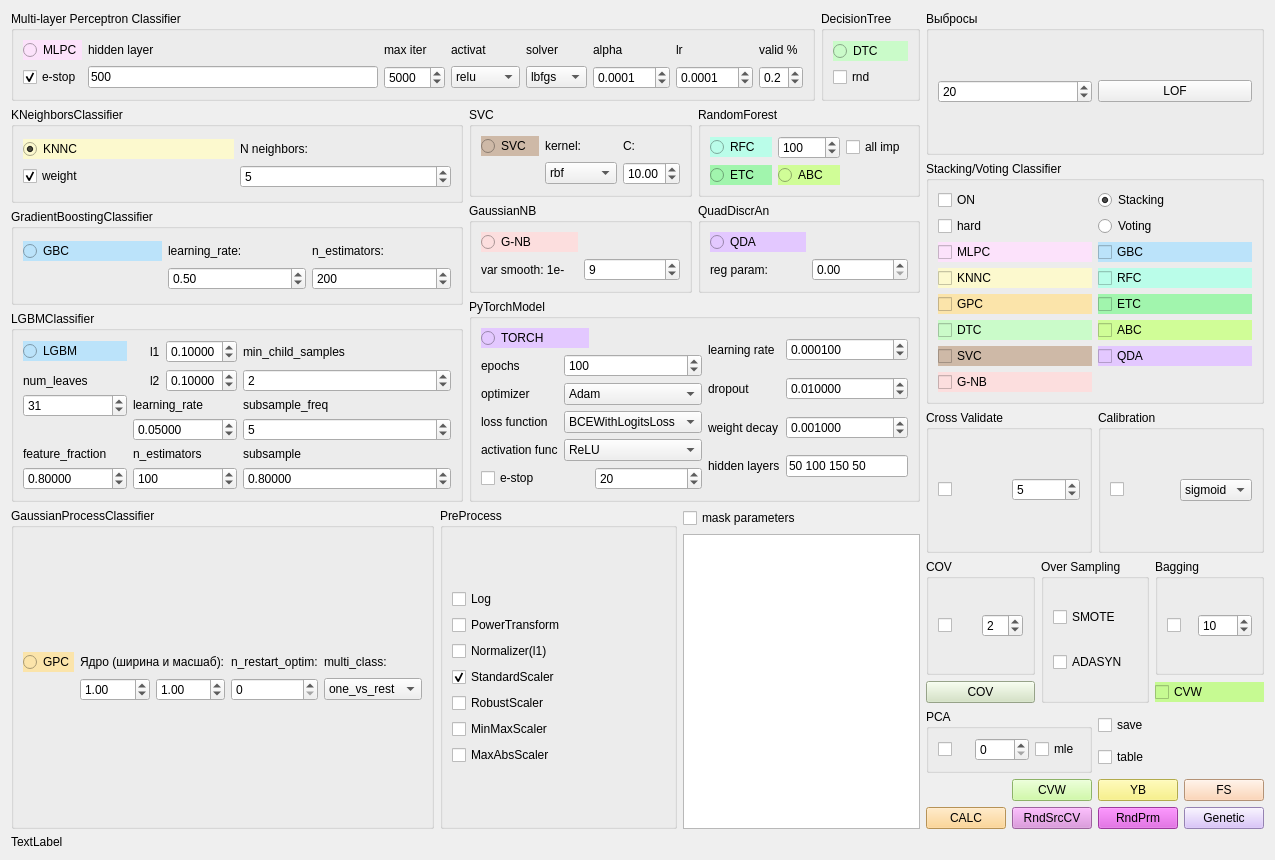
idergunoff/geovel_1.0, file qt/classifier_form.ui: the form before one commit.
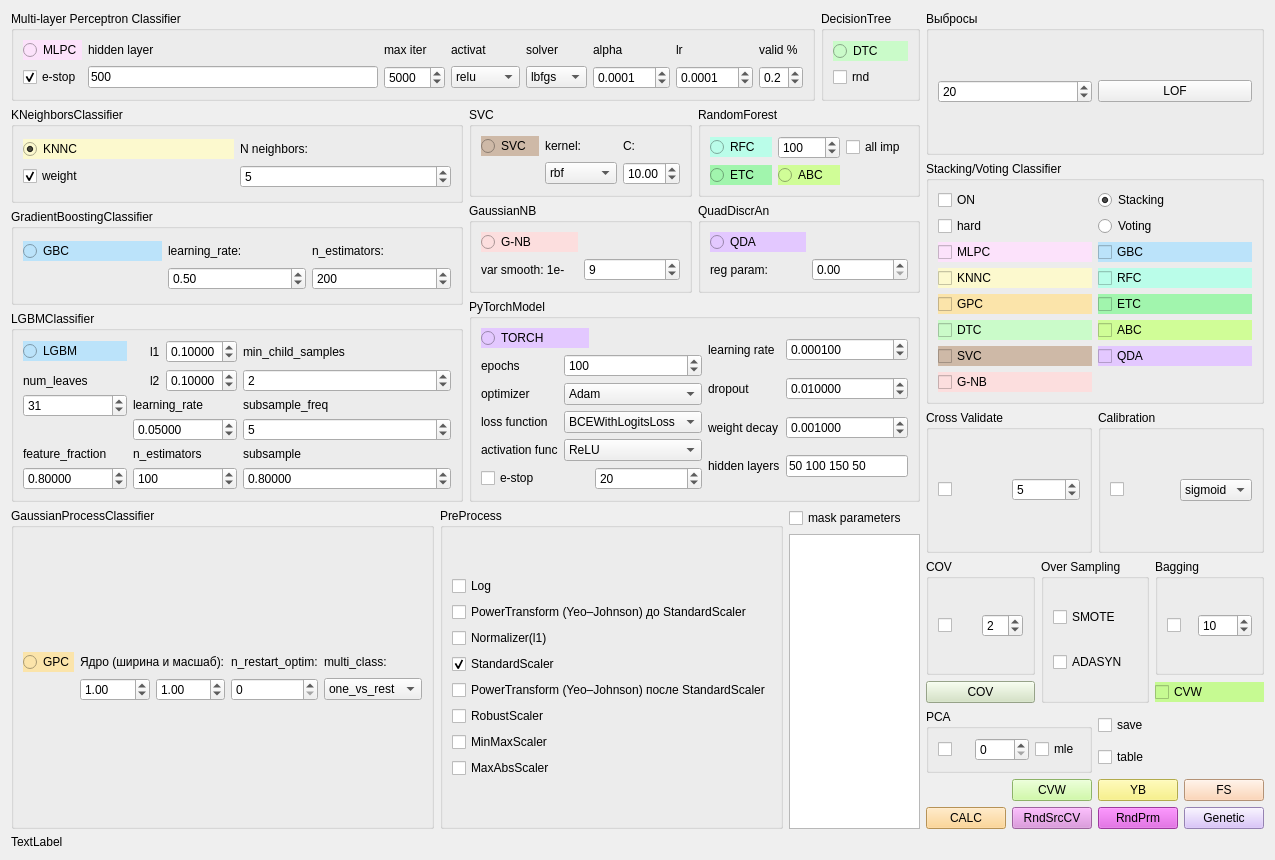
The form after the commit.

Commit message: Allow Yeo-Johnson before and after StandardScaler

```diff
--- a/qt/classifier_form.ui
+++ b/qt/classifier_form.ui
@@ -1610,14 +1610,14 @@
            <layout class="QGridLayout" name="gridLayout_36">
             <item row="0" column="0">
              <layout class="QGridLayout" name="gridLayout_30">
-              <item row="4" column="0">
+              <item row="5" column="0">
                <widget class="QCheckBox" name="checkBox_robscaler">
                 <property name="text">
                  <string>RobustScaler</string>
                 </property>
                </widget>
               </item>
-              <item row="6" column="0">
+              <item row="7" column="0">
                <widget class="QCheckBox" name="checkBox_mxabsscaler">
                 <property name="text">
                  <string>MaxAbsScaler</string>
@@ -1627,17 +1627,30 @@
               <item row="1" column="0">
                <widget class="QCheckBox" name="checkBox_power_trans">
                 <property name="text">
-                 <string>PowerTransform</string>
+                 <string>PowerTransform (Yeo–Johnson) до StandardScaler</string>
+                </property>
+                <property name="toolTip">
+                 <string>Применяется на этом месте в порядке PreProcess, даже если StandardScaler выключен. Допускает нули и отрицательные значения. Включает стандартизацию результата. Обучается внутри Pipeline и сохраняется с моделью. Если выбраны оба PowerTransform, выполняются оба.</string>
                 </property>
                </widget>
               </item>
-              <item row="5" column="0">
+              <item row="6" column="0">
                <widget class="QCheckBox" name="checkBox_mnmxscaler">
                 <property name="text">
                  <string>MinMaxScaler</string>
                 </property>
                </widget>
               </item>
+              <item row="4" column="0">
+               <widget class="QCheckBox" name="checkBox_power_trans_after">
+                <property name="text">
+                 <string>PowerTransform (Yeo–Johnson) после StandardScaler</string>
+                </property>
+                <property name="toolTip">
+                 <string>Применяется на этом месте в порядке PreProcess, даже если StandardScaler выключен. Допускает нули и отрицательные значения. Включает стандартизацию результата. Обучается внутри Pipeline и сохраняется с моделью. Если выбраны оба PowerTransform, выполняются оба.</string>
+                </property>
+               </widget>
+              </item>
               <item row="3" column="0">
                <widget class="QCheckBox" name="checkBox_stdscaler">
                 <property name="text">
```
The commit also changes 3 other files.
